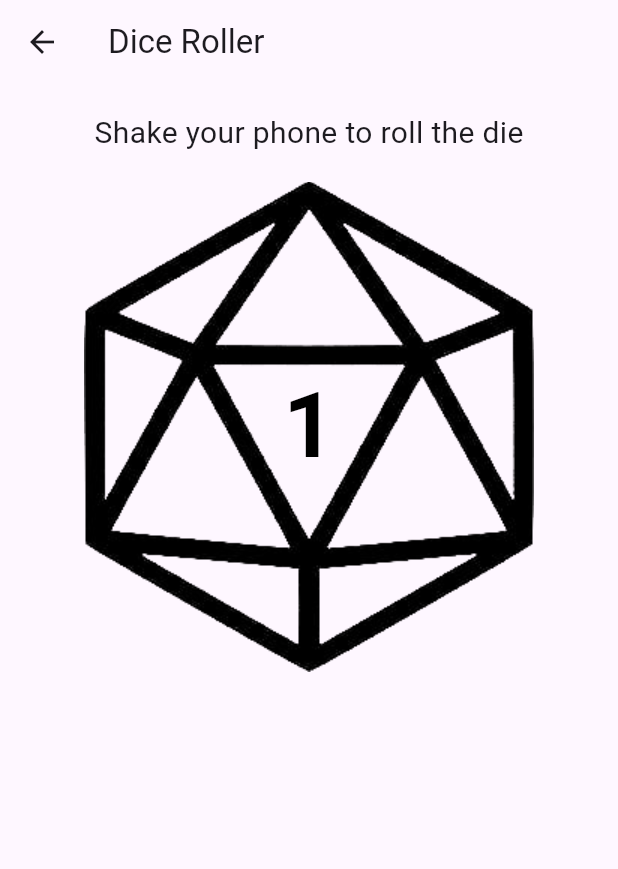
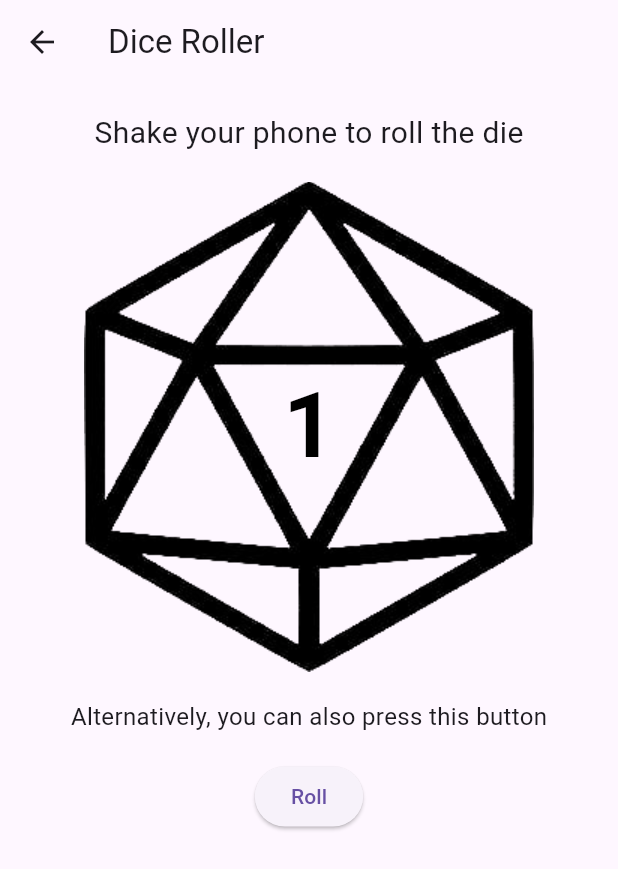
Before and after one commit to Haris-Fratzakis/hci_2023_team_39_updated, a Flutter app: the DiceRollerPage screen opened directly, on a phone screen of 412 x 824 dp. Shown: the top 869 px of the screen. Run offline on Flutter 3.47's test engine with Material 3 defaults, Android fonts, the phone set to English and light mode, and no system bars; our stand-ins replace image_picker, just_audio, sensors.

Commit message:
added button to dice_roller

```diff
--- a/lib/dice_roller.dart
+++ b/lib/dice_roller.dart
@@ -6,8 +6,9 @@ import 'dart:math' as math;
 // DiceWidget Code
 class DiceWidget extends StatelessWidget {
   final int diceNumber;
+  final Function() onRollButtonPressed;
 
-  DiceWidget({Key? key, required this.diceNumber}) : super(key: key); // Marked as required
+  DiceWidget({super.key, required this.diceNumber, required this.onRollButtonPressed});
 
 
 
@@ -32,6 +33,14 @@ class DiceWidget extends StatelessWidget {
               ],
             ),
           ),
+          Padding(
+            padding: const EdgeInsets.all(18.0),
+            child: Text('Alternatively, you can also press this button', style: TextStyle(fontSize: 16.0),),
+          ),
+          ElevatedButton(
+            onPressed: onRollButtonPressed,
+            child: Text('Roll'),
+          ),
         ],
       ),
     );
@@ -47,13 +56,13 @@ class DiceRollerPage extends StatefulWidget {
 class DiceRollerPageState extends State<DiceRollerPage> {
   int diceNumber = 1;
   bool isRolling = false;
-   Timer? _timer; // Store the timer
+  Timer? _timer; // Store the timer
 
   @override
   void initState() {
     super.initState();
     accelerometerEvents.listen((AccelerometerEvent event) {
-      if (!isRolling && event.x.abs() + event.y.abs() + event.z.abs() > 30  ) {
+      if (!isRolling && event.x.abs() + event.y.abs() + event.z.abs() > 30) {
         // Start rolling the dice
         isRolling = true;
         _rollDice();
@@ -81,13 +90,24 @@ class DiceRollerPageState extends State<DiceRollerPage> {
     });
   }
 
+  void _handleRollButtonPressed() {
+    if (!isRolling) {
+      // Roll the dice manually when the button is pressed
+      isRolling = true;
+      _rollDice();
+    }
+  }
+
   @override
   Widget build(BuildContext context) {
     return Scaffold(
       appBar: AppBar(
         title: Text('Dice Roller'),
       ),
-      body: DiceWidget(diceNumber: diceNumber),
+      body: DiceWidget(
+        diceNumber: diceNumber,
+        onRollButtonPressed: _handleRollButtonPressed,
+      ),
     );
   }
 
```
